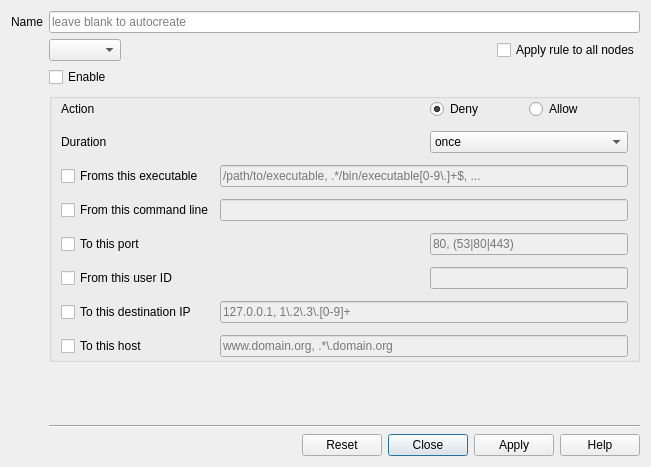
Before: the Qt Designer form ui/opensnitch/res/ruleseditor.ui in evilsocket/opensnitch, drawn with Qt 5.
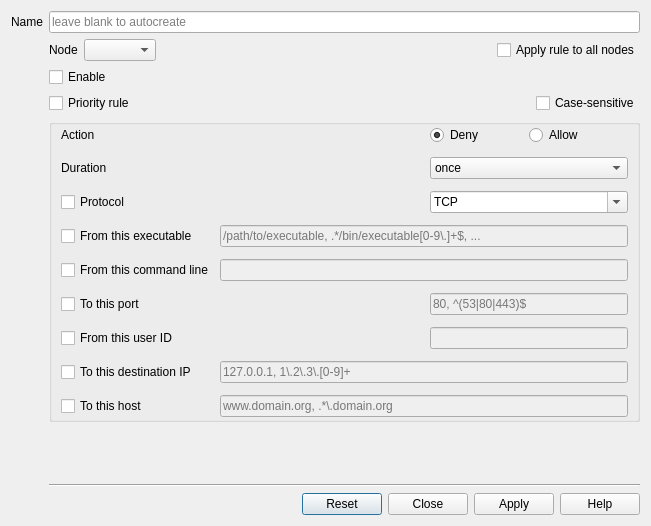
After: the same form once the commit is applied. Icons and pictures are not drawn.

Commit message:
added priority and case-sensitive rules, fixes
nodes:
 - added WA for backward compatibility with older protobuf libs.

stats:
 - added sensitive and priority rules columns
 - fixed selecting a node from the General tab.
 - if DstHost is empty, display the IP instead.
 - Hosts tab nw only lists hosts.

rules editor:
 - added options to define if a rule has precedence and if it's
   case-sensitive (for all fields for now). Default is case-insensitive.

closes #36

The edit to the form file:
```diff
--- a/ui/opensnitch/res/ruleseditor.ui
+++ b/ui/opensnitch/res/ruleseditor.ui
@@ -7,21 +7,48 @@
     <x>0</x>
     <y>0</y>
     <width>651</width>
-    <height>467</height>
+    <height>526</height>
    </rect>
   </property>
   <property name="windowTitle">
    <string>Rule</string>
   </property>
   <layout class="QGridLayout" name="gridLayout_2">
-   <item row="7" column="1">
-    <widget class="Line" name="line">
-     <property name="orientation">
-      <enum>Qt::Horizontal</enum>
-     </property>
-    </widget>
+   <item row="2" column="1">
+    <layout class="QHBoxLayout" name="horizontalLayout">
+     <item>
+      <widget class="QLabel" name="label_3">
+       <property name="text">
+        <string>Node</string>
+       </property>
+      </widget>
+     </item>
+     <item>
+      <widget class="QComboBox" name="nodesCombo"/>
+     </item>
+     <item>
+      <spacer name="horizontalSpacer">
+       <property name="orientation">
+        <enum>Qt::Horizontal</enum>
+       </property>
+       <property name="sizeHint" stdset="0">
+        <size>
+         <width>40</width>
+         <height>20</height>
+        </size>
+       </property>
+      </spacer>
+     </item>
+     <item>
+      <widget class="QCheckBox" name="nodeApplyAllCheck">
+       <property name="text">
+        <string>Apply rule to all nodes</string>
+       </property>
+      </widget>
+     </item>
+    </layout>
    </item>
-   <item row="8" column="1">
+   <item row="11" column="1">
     <layout class="QHBoxLayout" name="horizontalLayout_3">
      <item>
       <spacer name="horizontalSpacer_6">
@@ -51,70 +78,14 @@
      </item>
     </layout>
    </item>
-   <item row="2" column="1">
-    <layout class="QHBoxLayout" name="horizontalLayout">
-     <item>
-      <widget class="QComboBox" name="nodesCombo"/>
-     </item>
-     <item>
-      <spacer name="horizontalSpacer">
-       <property name="orientation">
-        <enum>Qt::Horizontal</enum>
-       </property>
-       <property name="sizeHint" stdset="0">
-        <size>
-         <width>40</width>
-         <height>20</height>
-        </size>
-       </property>
-      </spacer>
-     </item>
-     <item>
-      <widget class="QCheckBox" name="nodeApplyAllCheck">
-       <property name="text">
-        <string>Apply rule to all nodes</string>
-       </property>
-      </widget>
-     </item>
-    </layout>
-   </item>
-   <item row="6" column="1">
-    <widget class="QLabel" name="statusLabel">
-     <property name="enabled">
-      <bool>true</bool>
+   <item row="10" column="1">
+    <widget class="Line" name="line">
+     <property name="orientation">
+      <enum>Qt::Horizontal</enum>
      </property>
-     <property name="text">
-      <string/>
-     </property>
-     <property name="wordWrap">
-      <bool>false</bool>
-     </property>
     </widget>
    </item>
-   <item row="0" column="1">
-    <widget class="QLineEdit" name="ruleNameEdit">
-     <property name="enabled">
-      <bool>true</bool>
-     </property>
-     <property name="placeholderText">
-      <string>leave blank to autocreate</string>
-     </property>
-    </widget>
-   </item>
-   <item row="0" column="0">
-    <widget class="QLabel" name="label">
-     <property name="sizePolicy">
-      <sizepolicy hsizetype="Preferred" vsizetype="Preferred">
-       <horstretch>0</horstretch>
-       <verstretch>0</verstretch>
-      </sizepolicy>
-     </property>
-     <property name="text">
-      <string>Name</string>
-     </property>
-    </widget>
-   </item>
-   <item row="5" column="1">
+   <item row="8" column="1">
     <widget class="QGroupBox" name="enableGroup">
      <property name="flat">
       <bool>false</bool>
@@ -125,7 +96,7 @@
      <property name="checked">
       <bool>false</bool>
      </property>
-     <layout class="QGridLayout" name="gridLayout" columnstretch="0,0,0,0">
+     <layout class="QGridLayout" name="gridLayout" columnstretch="0,0,0,0,0">
       <property name="sizeConstraint">
        <enum>QLayout::SetDefaultConstraint</enum>
       </property>
@@ -138,38 +109,14 @@
       <property name="verticalSpacing">
        <number>12</number>
       </property>
-      <item row="5" column="0">
-       <widget class="QCheckBox" name="procCheck">
-        <property name="text">
-         <string>Froms this executable</string>
-        </property>
-       </widget>
-      </item>
-      <item row="10" column="1" colspan="3">
-       <widget class="QLineEdit" name="dstHostLine">
+      <item row="7" column="2" colspan="3">
+       <widget class="QLineEdit" name="cmdlineLine">
         <property name="enabled">
          <bool>false</bool>
         </property>
-        <property name="placeholderText">
-         <string>www.domain.org, .*\.domain.org</string>
-        </property>
        </widget>
       </item>
-      <item row="9" column="0">
-       <widget class="QCheckBox" name="dstIPCheck">
-        <property name="text">
-         <string>To this destination IP</string>
-        </property>
-       </widget>
-      </item>
-      <item row="7" column="0">
-       <widget class="QCheckBox" name="dstPortCheck">
-        <property name="text">
-         <string>To this port</string>
-        </property>
-       </widget>
-      </item>
-      <item row="3" column="3">
+      <item row="3" column="4">
        <layout class="QHBoxLayout" name="horizontalLayout_2">
         <item>
          <widget class="QRadioButton" name="actionDenyRadio">
@@ -213,37 +160,179 @@
         </item>
        </layout>
       </item>
-      <item row="3" column="0">
+      <item row="10" column="2" colspan="3">
+       <widget class="QLineEdit" name="dstIPLine">
+        <property name="enabled">
+         <bool>false</bool>
+        </property>
+        <property name="toolTip">
+         <string>Commas are not allowed to specify multiple domains. Use regexp instead: ^(127|198).*</string>
+        </property>
+        <property name="placeholderText">
+         <string>127.0.0.1, 1\.2\.3\.[0-9]+</string>
+        </property>
+       </widget>
+      </item>
+      <item row="8" column="4">
+       <widget class="QLineEdit" name="dstPortLine">
+        <property name="enabled">
+         <bool>false</bool>
+        </property>
+        <property name="toolTip">
+         <string>Commas are not allowed to specify multiple domains. Use regexp instead: ^(80|443)$</string>
+        </property>
+        <property name="placeholderText">
+         <string>80, ^(53|80|443)$</string>
+        </property>
+       </widget>
+      </item>
+      <item row="9" column="2" colspan="2">
+       <spacer name="horizontalSpacer_2">
+        <property name="orientation">
+         <enum>Qt::Horizontal</enum>
+        </property>
+        <property name="sizeHint" stdset="0">
+         <size>
+          <width>40</width>
+          <height>20</height>
+         </size>
+        </property>
+       </spacer>
+      </item>
+      <item row="3" column="2">
+       <spacer name="horizontalSpacer_4">
+        <property name="orientation">
+         <enum>Qt::Horizontal</enum>
+        </property>
+        <property name="sizeHint" stdset="0">
+         <size>
+          <width>40</width>
+          <height>20</height>
+         </size>
+        </property>
+       </spacer>
+      </item>
+      <item row="9" column="1">
+       <widget class="QCheckBox" name="uidCheck">
+        <property name="text">
+         <string>From this user ID</string>
+        </property>
+       </widget>
+      </item>
+      <item row="11" column="2" colspan="3">
+       <widget class="QLineEdit" name="dstHostLine">
+        <property name="enabled">
+         <bool>false</bool>
+        </property>
+        <property name="toolTip">
+         <string>Commas are not allowed to specify multiple domains. Use regexp instead: .*(opensnitch|duckduckgo).com</string>
+        </property>
+        <property name="placeholderText">
+         <string>www.domain.org, .*\.domain.org</string>
+        </property>
+       </widget>
+      </item>
+      <item row="10" column="1">
+       <widget class="QCheckBox" name="dstIPCheck">
+        <property name="text">
+         <string>To this destination IP</string>
+        </property>
+       </widget>
+      </item>
+      <item row="6" column="1">
+       <widget class="QCheckBox" name="procCheck">
+        <property name="text">
+         <string>From this executable</string>
+        </property>
+       </widget>
+      </item>
+      <item row="8" column="2" colspan="2">
+       <spacer name="horizontalSpacer_3">
+        <property name="orientation">
+         <enum>Qt::Horizontal</enum>
+        </property>
+        <property name="sizeHint" stdset="0">
+         <size>
+          <width>40</width>
+          <height>20</height>
+         </size>
+        </property>
+       </spacer>
+      </item>
+      <item row="5" column="4">
+       <widget class="QComboBox" name="protoCombo">
+        <property name="toolTip">
+         <string>&lt;html&gt;&lt;head/&gt;&lt;body&gt;&lt;p&gt;Only TCP, UDP or UDPLITE are allowed&lt;/p&gt;&lt;p&gt;You can use regexp, i.e.: ^(TCP|UDP)$&lt;/p&gt;&lt;/body&gt;&lt;/html&gt;</string>
+        </property>
+        <property name="editable">
+         <bool>true</bool>
+        </property>
+        <property name="currentText">
+         <string>TCP</string>
+        </property>
+        <item>
+         <property name="text">
+          <string>TCP</string>
+         </property>
+        </item>
+        <item>
+         <property name="text">
+          <string>UDP</string>
+         </property>
+        </item>
+        <item>
+         <property name="text">
+          <string>UDPLITE</string>
+         </property>
+        </item>
+       </widget>
+      </item>
+      <item row="3" column="1">
        <widget class="QLabel" name="label_2">
         <property name="text">
          <string>Action</string>
         </property>
        </widget>
       </item>
-      <item row="3" column="1">
-       <spacer name="horizontalSpacer_4">
-        <property name="orientation">
-         <enum>Qt::Horizontal</enum>
+      <item row="9" column="4">
+       <widget class="QLineEdit" name="uidLine">
+        <property name="enabled">
+         <bool>false</bool>
         </property>
-        <property name="sizeHint" stdset="0">
-         <size>
-          <width>40</width>
-          <height>20</height>
-         </size>
+       </widget>
+      </item>
+      <item row="7" column="1">
+       <widget class="QCheckBox" name="cmdlineCheck">
+        <property name="text">
+         <string>From this command line</string>
         </property>
-       </spacer>
+       </widget>
       </item>
-      <item row="7" column="3">
-       <widget class="QLineEdit" name="dstPortLine">
+      <item row="6" column="2" colspan="3">
+       <widget class="QLineEdit" name="procLine">
         <property name="enabled">
          <bool>false</bool>
         </property>
         <property name="placeholderText">
-         <string>80, (53|80|443)</string>
+         <string>/path/to/executable, .*/bin/executable[0-9\.]+$, ...</string>
         </property>
        </widget>
       </item>
-      <item row="4" column="3">
+      <item row="8" column="1">
+       <widget class="QCheckBox" name="dstPortCheck">
+        <property name="text">
+         <string>To this port</string>
+        </property>
+       </widget>
+      </item>
+      <item row="11" column="1">
+       <widget class="QCheckBox" name="dstHostCheck">
+        <property name="text">
+         <string>To this host</string>
+        </property>
+       </widget>
+      </item>
+      <item row="4" column="4">
        <widget class="QComboBox" name="durationCombo">
         <item>
          <property name="text">
@@ -287,75 +376,7 @@
         </item>
        </widget>
       </item>
-      <item row="10" column="0">
-       <widget class="QCheckBox" name="dstHostCheck">
-        <property name="text">
-         <string>To this host</string>
-        </property>
-       </widget>
-      </item>
-      <item row="6" column="1" colspan="3">
-       <widget class="QLineEdit" name="cmdlineLine">
-        <property name="enabled">
-         <bool>false</bool>
-        </property>
-       </widget>
-      </item>
-      <item row="8" column="0">
-       <widget class="QCheckBox" name="uidCheck">
-        <property name="text">
-         <string>From this user ID</string>
-        </property>
-       </widget>
-      </item>
-      <item row="7" column="1" colspan="2">
-       <spacer name="horizontalSpacer_3">
-        <property name="orientation">
-         <enum>Qt::Horizontal</enum>
-        </property>
-        <property name="sizeHint" stdset="0">
-         <size>
-          <width>40</width>
-          <height>20</height>
-         </size>
-        </property>
-       </spacer>
-      </item>
-      <item row="8" column="3">
-       <widget class="QLineEdit" name="uidLine">
-        <property name="enabled">
-         <bool>false</bool>
-        </property>
-       </widget>
-      </item>
-      <item row="5" column="1" colspan="3">
-       <widget class="QLineEdit" name="procLine">
-        <property name="enabled">
-         <bool>false</bool>
-        </property>
-        <property name="placeholderText">
-         <string>/path/to/executable, .*/bin/executable[0-9\.]+$, ...</string>
-        </property>
-       </widget>
-      </item>
-      <item row="6" column="0">
-       <widget class="QCheckBox" name="cmdlineCheck">
-        <property name="text">
-         <string>From this command line</string>
-        </property>
-       </widget>
-      </item>
-      <item row="9" column="1" colspan="3">
-       <widget class="QLineEdit" name="dstIPLine">
-        <property name="enabled">
-         <bool>false</bool>
-        </property>
-        <property name="placeholderText">
-         <string>127.0.0.1, 1\.2\.3\.[0-9]+</string>
-        </property>
-       </widget>
-      </item>
-      <item row="4" column="1">
+      <item row="4" column="2">
        <spacer name="horizontalSpacer_5">
         <property name="orientation">
          <enum>Qt::Horizontal</enum>
@@ -368,29 +389,36 @@
         </property>
        </spacer>
       </item>
-      <item row="8" column="1" colspan="2">
-       <spacer name="horizontalSpacer_2">
-        <property name="orientation">
-         <enum>Qt::Horizontal</enum>
-        </property>
-        <property name="sizeHint" stdset="0">
-         <size>
-          <width>40</width>
-          <height>20</height>
-         </size>
-        </property>
-       </spacer>
-      </item>
-      <item row="4" column="0">
+      <item row="4" column="1">
        <widget class="QLabel" name="label_4">
         <property name="text">
          <string>Duration</string>
         </property>
        </widget>
       </item>
+      <item row="5" column="1">
+       <widget class="QCheckBox" name="protoCheck">
+        <property name="text">
+         <string>Protocol</string>
+        </property>
+       </widget>
+      </item>
      </layout>
     </widget>
    </item>
+   <item row="0" column="0">
+    <widget class="QLabel" name="label">
+     <property name="sizePolicy">
+      <sizepolicy hsizetype="Preferred" vsizetype="Preferred">
+       <horstretch>0</horstretch>
+       <verstretch>0</verstretch>
+      </sizepolicy>
+     </property>
+     <property name="text">
+      <string>Name</string>
+     </property>
+    </widget>
+   </item>
    <item row="4" column="1">
     <layout class="QHBoxLayout" name="horizontalLayout_4">
      <item>
@@ -415,6 +443,69 @@
      </item>
     </layout>
    </item>
+   <item row="9" column="1">
+    <widget class="QLabel" name="statusLabel">
+     <property name="enabled">
+      <bool>true</bool>
+     </property>
+     <property name="text">
+      <string/>
+     </property>
+     <property name="wordWrap">
+      <bool>false</bool>
+     </property>
+    </widget>
+   </item>
+   <item row="0" column="1">
+    <widget class="QLineEdit" name="ruleNameEdit">
+     <property name="enabled">
+      <bool>true</bool>
+     </property>
+     <property name="toolTip">
+      <string>&lt;html&gt;&lt;head/&gt;&lt;body&gt;&lt;p&gt;The rules are checked in alphabetical order, so you can name them accordingly to prioritize them.&lt;br/&gt;&lt;/p&gt;&lt;p&gt;000-allow-localhost&lt;/p&gt;&lt;p&gt;001-deny-broadcast&lt;/p&gt;&lt;/body&gt;&lt;/html&gt;</string>
+     </property>
+     <property name="placeholderText">
+      <string>leave blank to autocreate</string>
+     </property>
+    </widget>
+   </item>
+   <item row="5" column="1">
+    <layout class="QHBoxLayout" name="horizontalLayout_5">
+     <item>
+      <widget class="QCheckBox" name="precedenceCheck">
+       <property name="toolTip">
+        <string>&lt;html&gt;&lt;head/&gt;&lt;body&gt;&lt;p&gt;This rule will take precedence over the rest rules.&lt;/p&gt;&lt;p&gt;If a connection matches against this rule, no other rule will be checked.&lt;/p&gt;&lt;/body&gt;&lt;/html&gt;</string>
+       </property>
+       <property name="text">
+        <string>Priority rule</string>
+       </property>
+      </widget>
+     </item>
+     <item>
+      <spacer name="horizontalSpacer_8">
+       <property name="orientation">
+        <enum>Qt::Horizontal</enum>
+       </property>
+       <property name="sizeHint" stdset="0">
+        <size>
+         <width>40</width>
+         <height>20</height>
+        </size>
+       </property>
+      </spacer>
+     </item>
+     <item>
+      <widget class="QCheckBox" name="sensitiveCheck">
+       <property name="toolTip">
+        <string>&lt;html&gt;&lt;head/&gt;&lt;body&gt;&lt;p&gt;By default, the field of the rules are case-insensitive, i.e., if a process tries to access gOOgle.CoM and you have a rule to Deny .*google.com, the connection will be blocked.&lt;br/&gt;&lt;/p&gt;&lt;p&gt;If you check this box, you have to specify the exact string (domain, executable, command line) that you want to filter.&lt;/p&gt;&lt;/body&gt;&lt;/html&gt;</string>
+       </property>
+       <property name="text">
+        <string>Case-sensitive</string>
+       </property>
+      </widget>
+     </item>
+    </layout>
+   </item>
   </layout>
  </widget>
  <resources/>
```
The commit also changes 6 other files.
